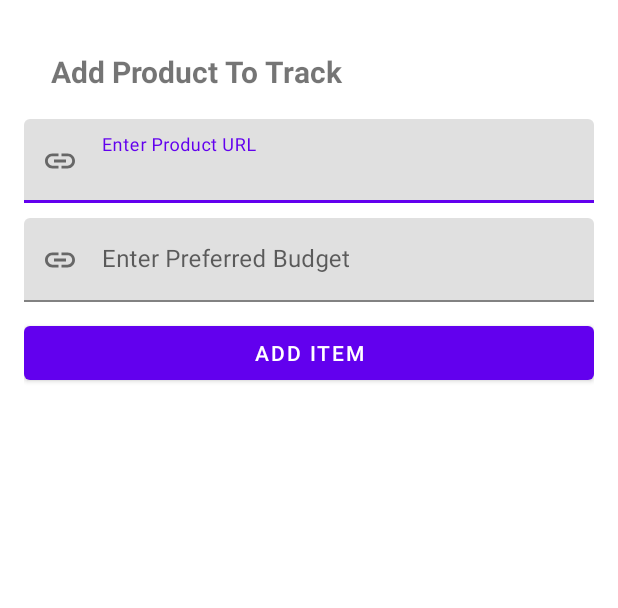
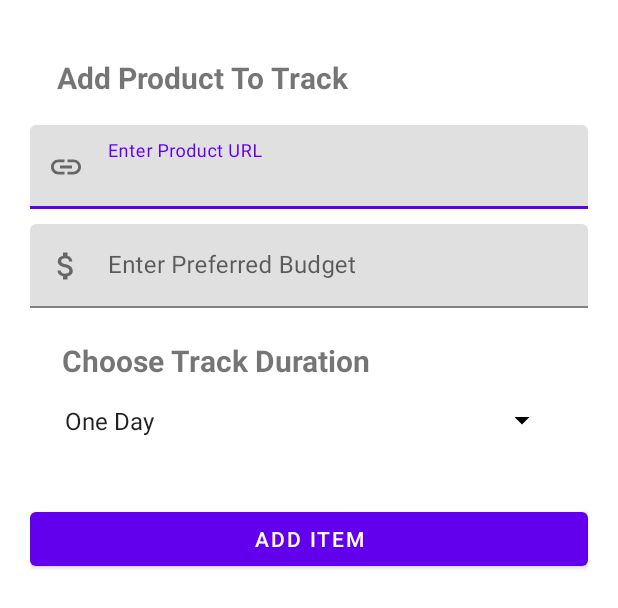
Before and after one commit to AlekhAvinash/SW-Project, an Android app: the layout add_tracking_details_layout.xml on its own in the app's theme, with its tools: preview values and no code run, on a phone screen of 412 x 824 dp. Shown: the top 608 px of the screen. Run offline under Robolectric (Android 15) with nearby library versions, the phone set to English and light mode, and no system bars.

```diff
--- /dev/null
+++ b/ProductDealsTrackerKotlin/app/src/main/res/drawable/ic_baseline_dollar.xml
@@ -0,0 +1,10 @@
+<vector xmlns:android="http://schemas.android.com/apk/res/android"
+    android:width="24dp"
+    android:height="24dp"
+    android:viewportWidth="24"
+    android:viewportHeight="24"
+    android:tint="?attr/colorControlNormal">
+  <path
+      android:fillColor="@android:color/white"
+      android:pathData="M11.8,10.9c-2.27,-0.59 -3,-1.2 -3,-2.15 0,-1.09 1.01,-1.85 2.7,-1.85 1.78,0 2.44,0.85 2.5,2.1h2.21c-0.07,-1.72 -1.12,-3.3 -3.21,-3.81V3h-3v2.16c-1.94,0.42 -3.5,1.68 -3.5,3.61 0,2.31 1.91,3.46 4.7,4.13 2.5,0.6 3,1.48 3,2.41 0,0.69 -0.49,1.79 -2.7,1.79 -2.06,0 -2.87,-0.92 -2.98,-2.1h-2.2c0.12,2.19 1.76,3.42 3.68,3.83V21h3v-2.15c1.95,-0.37 3.5,-1.5 3.5,-3.55 0,-2.84 -2.43,-3.81 -4.7,-4.4z"/>
+</vector>
--- a/ProductDealsTrackerKotlin/app/src/main/res/layout/add_tracking_details_layout.xml
+++ b/ProductDealsTrackerKotlin/app/src/main/res/layout/add_tracking_details_layout.xml
@@ -3,9 +3,9 @@
     xmlns:app="http://schemas.android.com/apk/res-auto"
     android:orientation="vertical"
     android:layout_width="match_parent"
-    android:layout_height="match_parent"
+    android:layout_height="wrap_content"
     android:gravity="center_horizontal"
-    android:padding="16dp">
+    android:padding="20dp">
 
     <TextView
         android:id="@+id/AddProduct_tileText"
@@ -39,29 +39,54 @@
         android:id="@+id/budget_textField"
         android:layout_width="match_parent"
         android:layout_height="wrap_content"
+        android:layout_below="@id/url_textField"
+        android:layout_centerHorizontal="true"
+        android:layout_marginTop="10dp"
+        android:hint="Enter Preferred Budget"
         app:endIconMode="clear_text"
-        app:startIconDrawable="@drawable/ic_insert_url"
-        android:hint="Enter Preferred Budget"
-        android:layout_marginTop="10dp"
-        android:layout_below="@id/url_textField"
-        android:layout_centerHorizontal="true">
+        app:startIconDrawable="@drawable/ic_baseline_dollar">
 
         <com.google.android.material.textfield.TextInputEditText
             android:id="@+id/budget_value"
             android:layout_width="match_parent"
             android:layout_height="wrap_content"
-            android:maxLines="1"
-            />
+            android:inputType="number"
+            android:maxLines="1" />
     </com.google.android.material.textfield.TextInputLayout>
+
+
+    <TextView
+        android:id="@+id/SpinnerHelpText"
+        android:layout_width="wrap_content"
+        android:layout_marginTop="20dp"
+        android:layout_height="wrap_content"
+        android:layout_below="@+id/budget_textField"
+        android:text="Choose Track Duration"
+        android:textSize="20dp"
+        android:layout_marginStart="20dp"
+        android:padding="1dp"
+        android:textStyle="bold"/>
+
+    <Spinner
+        android:id="@+id/spinner2"
+        android:layout_width="match_parent"
+        android:layout_height="50dp"
+        android:layout_below="@id/SpinnerHelpText"
+        android:layout_marginStart="15dp"
+        android:layout_marginEnd="20dp"
+        android:layout_marginBottom="20dp"
+        android:backgroundTint="@color/black"
+        android:entries="@array/duration_time"
+        />
 
     <com.google.android.material.button.MaterialButton
         android:id="@+id/addItemButton"
         android:layout_width="match_parent"
         android:layout_height="wrap_content"
+        android:layout_below="@id/spinner2"
+        android:layout_alignParentRight="true"
         android:layout_centerVertical="true"
         android:layout_marginTop="10dp"
-        android:text="Add Item"
-        android:layout_below="@id/budget_textField"
-        android:layout_alignParentRight="true"/>
+        android:text="Add Item" />
 
 </RelativeLayout>
--- /dev/null
+++ b/ProductDealsTrackerKotlin/app/src/main/res/values/duration_time.xml
@@ -0,0 +1,11 @@
+<?xml version="1.0" encoding="utf-8"?>
+<resources>
+
+    <string-array name="duration_time">
+        <item><bold>One Day</bold></item>
+        <item><bold>One Week</bold></item>
+        <item><bold>One Month</bold></item>
+    </string-array>
+
+
+</resources>
```
